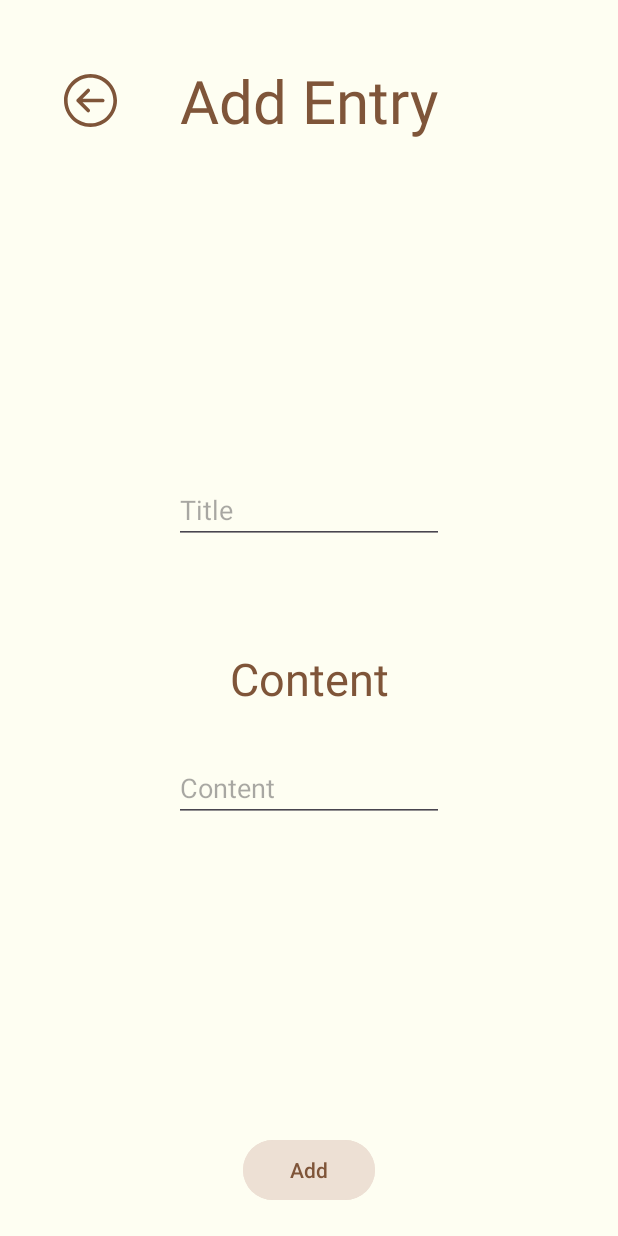
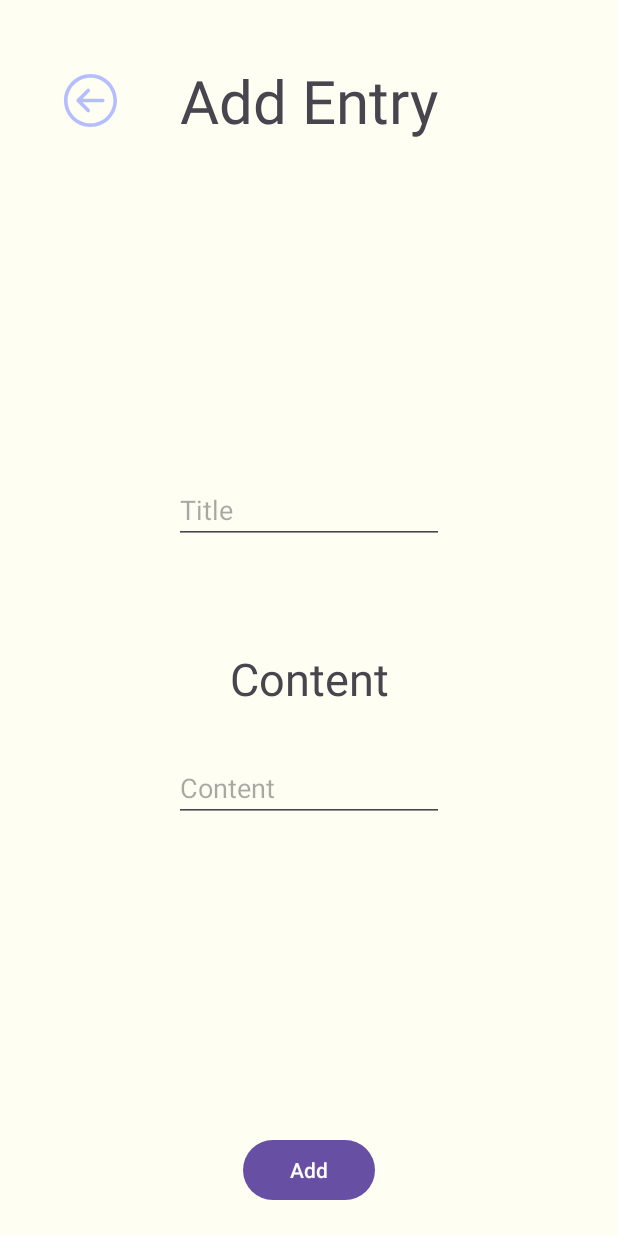
Before and after one commit to taaaf11/AndroidProject-PersonalDiaryApp, an Android app: the AddFragment screen opened through its navigation route, on a phone screen of 412 x 824 dp. Run offline under Robolectric (Android 15) with nearby library versions, the phone set to English and light mode, and no system bars; our stand-ins replace Room's generated code.

Commit message:
Use cappuccin theme

```diff
--- a/app/src/main/java/com/example/personaldiaryapp/EntrysFragment.kt
+++ b/app/src/main/java/com/example/personaldiaryapp/EntrysFragment.kt
@@ -46,7 +46,7 @@ class EntrysFragment : Fragment(), View.OnClickListener {
         binding?.rvEntrysList?.layoutManager = LinearLayoutManager(requireContext())
 
         // source: https://stackoverflow.com/a/57886251/19619895
-        binding?.rvEntrysList?.addItemDecoration(DividerItemDecoration(requireContext(), LinearLayoutManager.VERTICAL))
+//        binding?.rvEntrysList?.addItemDecoration(DividerItemDecoration(requireContext(), LinearLayoutManager.VERTICAL))
 
         // this is called when the view i.e. the cardView is clicked
         // this will be called inside the setOnClickListener of the cardView
--- a/app/src/main/java/com/example/personaldiaryapp/SearchFragment.kt
+++ b/app/src/main/java/com/example/personaldiaryapp/SearchFragment.kt
@@ -49,7 +49,7 @@ class SearchFragment : Fragment(), View.OnClickListener {
         binding?.rvEntrysListFragmentSearch?.layoutManager = LinearLayoutManager(requireContext())
 
         // source: https://stackoverflow.com/a/57886251/19619895
-        binding?.rvEntrysListFragmentSearch?.addItemDecoration(DividerItemDecoration(requireContext(), LinearLayoutManager.VERTICAL))
+//        binding?.rvEntrysListFragmentSearch?.addItemDecoration(DividerItemDecoration(requireContext(), LinearLayoutManager.VERTICAL))
 
         // give viewModel and value searching editText component
         // so that the list can be filtered when the search query
--- a/app/src/main/res/layout/fragment_add.xml
+++ b/app/src/main/res/layout/fragment_add.xml
@@ -17,7 +17,7 @@
         app:layout_constraintEnd_toStartOf="@id/tvHeadingFragmentAdd"
         app:layout_constraintTop_toTopOf="@id/tvHeadingFragmentAdd"
         app:layout_constraintBottom_toBottomOf="@id/tvHeadingFragmentAdd"
-        app:tint="@color/primary"
+        app:tint="@color/ctp_lavender"
         />
 
 
@@ -27,7 +27,6 @@
         android:layout_height="wrap_content"
         android:layout_marginTop="40dp"
         android:text="Add Entry"
-        android:textColor="@color/primary"
         android:textSize="40sp"
 
         app:layout_constraintEnd_toEndOf="parent"
@@ -41,7 +40,6 @@
 
 
         android:hint="Title"
-        android:textColor="@color/primary"
 
         app:layout_constraintBottom_toTopOf="@id/tvTransparentCenterHelperForEditTextsFragmentAdd"
         app:layout_constraintStart_toStartOf="parent"
@@ -54,7 +52,6 @@
         android:layout_width="wrap_content"
         android:layout_height="wrap_content"
 
-        android:textColor="@color/primary"
         android:text="Content"
         android:textSize="30sp"
 
@@ -70,7 +67,6 @@
         android:layout_height="wrap_content"
 
         android:hint="Content"
-        android:textColor="@color/primary"
         android:inputType="textMultiLine"
 
         app:layout_constraintTop_toBottomOf="@id/tvContentHeadingFragmentAdd"
@@ -94,8 +90,6 @@
         android:layout_width="wrap_content"
         android:layout_height="wrap_content"
         android:text="Add"
-        android:textColor="@color/primary"
-        android:backgroundTint="@color/btnbackground"
         app:layout_constraintBottom_toBottomOf="parent"
         app:layout_constraintEnd_toEndOf="parent"
         app:layout_constraintStart_toStartOf="parent"
--- a/app/src/main/res/layout/fragment_details.xml
+++ b/app/src/main/res/layout/fragment_details.xml
@@ -4,7 +4,6 @@
     android:layout_width="match_parent"
     android:layout_height="match_parent"
     xmlns:app="http://schemas.android.com/apk/res-auto"
-    android:background="@color/background"
     tools:context=".DetailsFragment">
 
 
@@ -19,7 +18,7 @@
         app:layout_constraintEnd_toStartOf="@id/tvHeadingFragmentDetails"
         app:layout_constraintTop_toTopOf="@id/tvHeadingFragmentDetails"
         app:layout_constraintBottom_toBottomOf="@id/tvHeadingFragmentDetails"
-        app:tint="@color/primary"
+        app:tint="@color/ctp_lavender"
         />
 
 
@@ -29,7 +28,6 @@
         android:layout_height="wrap_content"
         android:layout_marginTop="40dp"
         android:text="Details"
-        android:textColor="@color/primary"
         android:textSize="40sp"
 
         app:layout_constraintEnd_toEndOf="parent"
@@ -43,7 +41,6 @@
 
         android:text="Title"
         android:fontFamily="@font/comfortaa"
-        android:textColor="@color/primary"
         android:textStyle="bold"
         android:textSize="24sp"
         android:lineSpacingMultiplier="1.1"
@@ -66,7 +63,6 @@
 
         android:text="Content"
         android:fontFamily="@font/comfortaa"
-        android:textColor="@color/primary"
         android:textSize="16.8sp"
         android:lineSpacingMultiplier="1.3"
         android:lineSpacingExtra="0dp"
--- a/app/src/main/res/layout/fragment_home.xml
+++ b/app/src/main/res/layout/fragment_home.xml
@@ -4,7 +4,6 @@
     android:layout_width="match_parent"
     android:layout_height="match_parent"
     xmlns:app="http://schemas.android.com/apk/res-auto"
-    android:background="@color/background"
     tools:context=".HomeFragment">
 
     <TextView
@@ -13,7 +12,6 @@
         android:layout_height="wrap_content"
         android:layout_marginTop="40dp"
         android:text="Home"
-        android:textColor="@color/primary"
         android:textSize="40sp"
 
         app:layout_constraintEnd_toEndOf="parent"
@@ -26,8 +24,6 @@
         android:layout_height="wrap_content"
 
         android:text="Check Entries"
-        android:backgroundTint="@color/btnbackground"
-        android:textColor="@color/primary"
 
         app:layout_constraintBottom_toTopOf="@id/tvTransparentCenterHelperForEditTextsFragmentHome"
         app:layout_constraintStart_toStartOf="parent"
@@ -40,8 +36,6 @@
         android:layout_width="wrap_content"
         android:layout_height="wrap_content"
         android:text="Settings"
-        android:backgroundTint="@color/btnbackground"
-        android:textColor="@color/primary"
         app:layout_constraintStart_toStartOf="parent"
         app:layout_constraintEnd_toEndOf="parent"
         app:layout_constraintTop_toBottomOf="@id/tvTransparentCenterHelperForEditTextsFragmentHome"
--- a/app/src/main/res/layout/fragment_login.xml
+++ b/app/src/main/res/layout/fragment_login.xml
@@ -4,7 +4,6 @@
     xmlns:tools="http://schemas.android.com/tools"
     android:layout_width="match_parent"
     android:layout_height="match_parent"
-    android:background="@color/background"
     tools:context=".LoginFragment">
 
     <TextView
@@ -13,7 +12,6 @@
         android:layout_height="wrap_content"
         android:layout_marginTop="40dp"
         android:text="Login"
-        android:textColor="@color/primary"
         android:textSize="40sp"
         app:layout_constraintEnd_toEndOf="parent"
         app:layout_constraintStart_toStartOf="parent"
@@ -25,7 +23,6 @@
         android:layout_height="wrap_content"
 
         android:hint="Username"
-        android:textColor="@color/primary"
 
         app:layout_constraintBottom_toTopOf="@id/tvTransparentCenterHelperForEditTextsFragmentAdd"
         app:layout_constraintStart_toStartOf="parent"
@@ -40,7 +37,6 @@
 
 
         android:hint="Password"
-        android:textColor="@color/primary"
 
         app:layout_constraintTop_toBottomOf="@id/tvTransparentCenterHelperForEditTextsFragmentAdd"
         app:layout_constraintStart_toStartOf="parent"
@@ -54,8 +50,6 @@
         android:layout_height="wrap_content"
 
         android:text="Login"
-        android:backgroundTint="@color/btnbackground"
-        android:textColor="@color/primary"
 
         app:layout_constraintBottom_toBottomOf="parent"
         app:layout_constraintStart_toStartOf="parent"
--- a/app/src/main/res/layout/search_filter_dialog.xml
+++ b/app/src/main/res/layout/search_filter_dialog.xml
@@ -8,7 +8,6 @@
         android:layout_width="match_parent"
         android:layout_height="match_parent"
         android:padding="20dp"
-        android:background="@color/background"
         >
 
         <TextView
@@ -18,7 +17,6 @@
 
             android:text="Title: "
             android:textSize="14sp"
-            android:textColor="@color/primary"
             android:textStyle="bold"
 
 
@@ -31,7 +29,6 @@
             android:layout_width="120dp"
             android:layout_height="wrap_content"
             android:textSize="14sp"
-            android:textColor="@color/primary"
             app:layout_constraintStart_toEndOf="@id/tvTitle_layout_search_filter_dialog"
             app:layout_constraintTop_toTopOf="@id/tvTitle_layout_search_filter_dialog"
             app:layout_constraintBottom_toBottomOf="@id/tvTitle_layout_search_filter_dialog"
@@ -45,7 +42,6 @@
 
             android:text="Content: "
             android:textSize="14sp"
-            android:textColor="@color/primary"
             android:textStyle="bold"
 
             app:layout_constraintTop_toBottomOf="@id/tvTitle_layout_search_filter_dialog"
@@ -57,7 +53,6 @@
             android:id="@+id/etContentValue_layout_search_filter_dialog"
             android:layout_width="120dp"
             android:layout_height="wrap_content"
-            android:textColor="@color/primary"
             android:textSize="14sp"
             app:layout_constraintStart_toEndOf="@id/tvContent_layout_search_filter_dialog"
             app:layout_constraintTop_toTopOf="@id/tvContent_layout_search_filter_dialog"
--- a/app/src/main/res/values-night/themes.xml
+++ b/app/src/main/res/values-night/themes.xml
@@ -1,7 +1,67 @@
 <resources xmlns:tools="http://schemas.android.com/tools">
-    <!-- Base application theme. -->
-    <style name="Base.Theme.PersonalDiaryApp" parent="Theme.Material3.DayNight.NoActionBar">
-        <!-- Customize your dark theme here. -->
-        <!-- <item name="colorPrimary">@color/my_dark_primary</item> -->
-    </style>
+<!--    &lt;!&ndash; Base application theme. &ndash;&gt;-->
+<!--    <style name="Base.Theme.PersonalDiaryApp" parent="Theme.Material3.DayNight.NoActionBar">-->
+<!--        &lt;!&ndash; Customize your dark theme here. &ndash;&gt;-->
+<!--        &lt;!&ndash; <item name="colorPrimary">@color/my_dark_primary</item> &ndash;&gt;-->
+<!--    </style>-->
+
+        <style name="Base.Theme.PersonalDiaryApp" parent="Theme.Material3.DayNight.NoActionBar">
+            <!-- Base Colors -->
+            <item name="colorPrimary">@color/ctp_lavender</item>
+            <item name="colorOnPrimary">@color/ctp_crust</item>
+            <item name="colorSecondary">@color/ctp_blue</item>
+            <item name="colorOnSecondary">@color/ctp_crust</item>
+            <item name="colorTertiary">@color/ctp_pink</item>
+
+            <!-- Backgrounds -->
+            <item name="android:windowBackground">@color/ctp_base</item>
+            <item name="colorSurface">@color/ctp_surface0</item>
+            <item name="colorOnSurface">@color/ctp_text</item>
+
+            <!-- Text -->
+            <item name="android:textColorPrimary">@color/ctp_text</item>
+            <item name="android:textColorSecondary">@color/ctp_subtext0</item>
+
+            <!-- Buttons -->
+            <item name="materialButtonStyle">@style/Widget.PersonalDiary.Button</item>
+
+            <!-- EditText / TextInput -->
+            <item name="textInputStyle">@style/Widget.PersonalDiary.TextInputLayout</item>
+
+            <!-- Dialogs -->
+            <item name="alertDialogTheme">@style/ThemeOverlay.PersonalDiary.Dialog</item>
+
+            <!-- Popup Menu -->
+            <item name="popupMenuStyle">@style/Widget.PersonalDiary.PopupMenu</item>
+        </style>
+
+        <!-- Buttons -->
+        <style name="Widget.PersonalDiary.Button" parent="Widget.Material3.Button">
+            <item name="android:backgroundTint">@color/ctp_pink</item>
+            <item name="android:textColor">@color/ctp_crust</item>
+            <item name="cornerRadius">16dp</item>
+        </style>
+
+        <!-- TextInput -->
+        <style name="Widget.PersonalDiary.TextInputLayout" parent="Widget.Material3.TextInputLayout.OutlinedBox">
+            <item name="boxBackgroundColor">@color/ctp_surface0</item>
+            <item name="hintTextColor">@color/ctp_subtext1</item>
+            <item name="boxStrokeColor">@color/ctp_lavender</item>
+            <item name="android:textColor">@color/ctp_text</item>
+        </style>
+
+        <!-- AlertDialog -->
+        <style name="ThemeOverlay.PersonalDiary.Dialog" parent="ThemeOverlay.Material3.MaterialAlertDialog">
+            <item name="android:background">@color/ctp_surface1</item>
+            <item name="android:textColor">@color/ctp_text</item>
+            <item name="android:buttonBarPositiveButtonStyle">@style/Widget.PersonalDiary.Button</item>
+            <item name="android:buttonBarNegativeButtonStyle">@style/Widget.PersonalDiary.Button</item>
+        </style>
+
+        <!-- PopupMenu -->
+        <style name="Widget.PersonalDiary.PopupMenu" parent="Widget.Material3.PopupMenu">
+            <item name="android:popupBackground">@color/ctp_surface1</item>
+            <item name="android:textColor">@color/ctp_text</item>
+        </style>
+
 </resources>
--- a/app/src/main/res/values/colors.xml
+++ b/app/src/main/res/values/colors.xml
@@ -18,4 +18,33 @@
     <color name="backgroundDark">#7f5539</color>
     <color name="btnbackgroundDark">#ddb892</color>
 
+
+    <!--  Catppuccin Mocha  -->
+
+    <color name="ctp_base">#1e1e2e</color>
+    <color name="ctp_mantle">#181825</color>
+    <color name="ctp_crust">#11111b</color>
+
+    <color name="ctp_text">#cdd6f4</color>
+    <color name="ctp_subtext0">#a6adc8</color>
+    <color name="ctp_subtext1">#bac2de</color>
+
+    <color name="ctp_surface0">#313244</color>
+    <color name="ctp_surface1">#45475a</color>
+    <color name="ctp_surface2">#585b70</color>
+
+    <color name="ctp_lavender">#b4befe</color>
+    <color name="ctp_blue">#89b4fa</color>
+    <color name="ctp_sky">#89dceb</color>
+    <color name="ctp_teal">#94e2d5</color>
+    <color name="ctp_green">#a6e3a1</color>
+    <color name="ctp_yellow">#f9e2af</color>
+    <color name="ctp_peach">#fab387</color>
+    <color name="ctp_maroon">#eba0ac</color>
+    <color name="ctp_red">#f38ba8</color>
+    <color name="ctp_mauve">#cba6f7</color>
+    <color name="ctp_pink">#f5c2e7</color>
+    <color name="ctp_flamingo">#f2cdcd</color>
+    <color name="ctp_rosewater">#f5e0dc</color>
+
 </resources>
--- a/app/src/main/res/values/styles.xml
+++ b/app/src/main/res/values/styles.xml
@@ -16,6 +16,10 @@
 
     </style>
 
+
+
+
+
 </resources>
 
 <!--  Custom theme containing settings for styling popup menus and dialogs  -->
```
Also changed, not shown: app/src/main/res/layout/card_view.xml (+7 -8 lines), app/src/main/res/layout/fragment_about.xml (+1 -6 lines), app/src/main/res/layout/fragment_edit.xml (+1 -7 lines), app/src/main/res/layout/fragment_entrys.xml (+3 -7 lines), app/src/main/res/layout/fragment_search.xml (+3 -5 lines), app/src/main/res/layout/fragment_settings.xml (+1 -7 lines), app/src/main/res/layout/fragment_splash.xml (+0 -7 lines).
